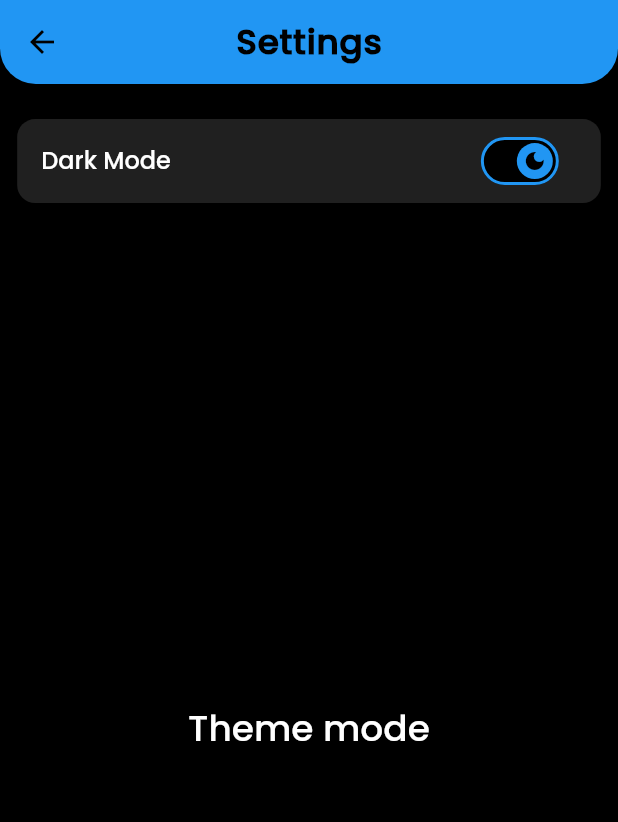
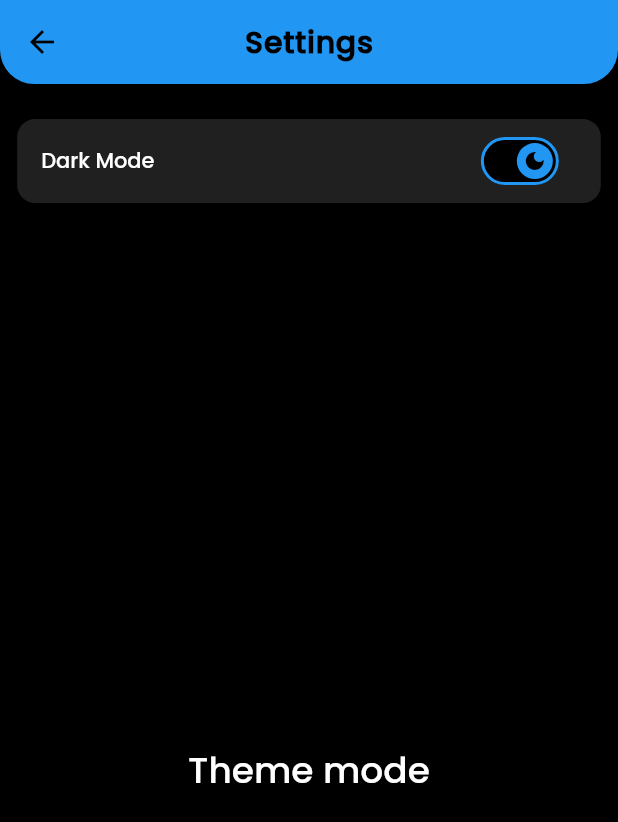
Before and after one commit to MAHMOUDELSAYED7/Dark-Sky, a Flutter app: the SettingsScreen screen opened directly, after a tap on "Dark Mode", on a phone screen of 412 x 824 dp. Shown: the top 822 px of the screen. Run offline on Flutter 3.47's test engine with Material 3 defaults, Android fonts, the phone set to English and light mode, and no system bars; our stand-ins replace bloc, dio, flutter_bloc, flutter_dotenv, flutter_screenutil, lottie and 1 more; accounts and stored records are empty.

Commit message:
add env, refactor app theme class, and make all ui responsive for web.

```diff
--- a/lib/constant/string.dart
+++ b/lib/constant/string.dart
@@ -1,5 +1,7 @@
+import 'package:flutter_dotenv/flutter_dotenv.dart';
+
 class MyApiUrl {
   // current !!! forecast
-  static String baseUrl = "https://api.weatherapi.com/v1/forecast.json";
-  static String apikey = "e101844155ff41b097c191927232509";
+  static String baseUrl = dotenv.env['weatherBaseUrl']!;
+  static String apikey = dotenv.env['weatherApiKey']!;
 }
--- a/lib/data/api/weather_api.dart
+++ b/lib/data/api/weather_api.dart
@@ -6,14 +6,16 @@ import '../model/weather_model.dart';
 
 class WeatherWebService {
   static Dio dio = Dio();
-  static Future<ForecastWeatherModel> getWeatherData({required String cityName}) async {
+  static Future<ForecastWeatherModel> getWeatherData(
+      {required String cityName}) async {
     try {
       Response response = await dio.get(MyApiUrl.baseUrl, queryParameters: {
         'key': MyApiUrl.apikey,
         'q': cityName,
       });
       log(response.data.toString());
-      ForecastWeatherModel weatherModel = ForecastWeatherModel.fromJson(response.data);
+      ForecastWeatherModel weatherModel =
+          ForecastWeatherModel.fromJson(response.data);
       return weatherModel;
     } on DioException catch (err) {
       final errMessage = err.response?.data['error']['message'] ??
--- a/lib/helper/extentions.dart
+++ b/lib/helper/extentions.dart
@@ -1,3 +1,5 @@
+
+
 import 'package:flutter/material.dart';
 import 'package:flutter_bloc/flutter_bloc.dart';
 
@@ -13,17 +15,16 @@ extension ThemeExtensions on BuildContext {
 
 //! SCREEN EXTENSION
 extension MediaQueryExtensions on BuildContext {
-  double get height => MediaQuery.of(this).size.height;
-  double get width => MediaQuery.of(this).size.width;
+  double get height => MediaQuery.sizeOf(this).height;
+  double get width => MediaQuery.sizeOf(this).width;
 }
-
 //! BLOC EXTENSION
 extension CubitExtension<T extends Cubit<Object>> on BuildContext {
   // ignore: avoid_shadowing_type_parameters
   T bloc<T extends Cubit<Object>>() {
     try {
       return BlocProvider.of<T>(this);
-    } catch (e) {
+    } catch (_) {
       throw Exception('Cannot find bloc of type $T.');
     }
   }
--- a/lib/main.dart
+++ b/lib/main.dart
@@ -1,14 +1,17 @@
 import 'package:flutter/material.dart';
 import 'package:flutter_bloc/flutter_bloc.dart';
 import 'package:flutter_screenutil/flutter_screenutil.dart';
+import 'package:weather_app/helper/extentions.dart';
 import 'package:weather_app/logic/theme_cubit/themecubit_cubit.dart';
 import 'helper/cache.dart';
 import 'logic/weather_cubit/weather_cubit.dart';
 import 'theme/app_theme.dart';
 import 'view/splash.dart';
+import 'package:flutter_dotenv/flutter_dotenv.dart';
 
 Future<void> main() async {
   WidgetsFlutterBinding.ensureInitialized();
+  await dotenv.load(fileName: ".env");
   await CacheData.cacheDataInit();
   runApp(const MyApp());
 }
@@ -35,6 +38,16 @@ class MyApp extends StatelessWidget {
             child: BlocBuilder<ThemeCubit, ThemeState>(
               builder: (context, state) {
                 return MaterialApp(
+                  builder: (context, widget) {
+                    final mediaQueryData = MediaQuery.of(context);
+                    final scaledMediaQueryData = mediaQueryData.copyWith(
+                      textScaler: TextScaler.noScaling,
+                    );
+                    return MediaQuery(
+                      data: scaledMediaQueryData,
+                      child: widget!,
+                    );
+                  },
                   debugShowCheckedModeBanner: false,
                   title: 'Weather App',
                   home: const SplashScreen(),
@@ -48,3 +61,16 @@ class MyApp extends StatelessWidget {
         });
   }
 }
+
+// TextScaler _WebTextScale(double width) {
+//   if (width >= 600 && width < 800) {
+//     return const TextScaler.linear(0.7);
+//   }
+//   if (width >= 800 && width < 1000) {
+//     return const TextScaler.linear(0.6);
+//   }
+//   if (width >= 1000 && width < 2000) {
+//     return const TextScaler.linear(0.5);
+//   }
+//   return TextScaler.noScaling;
+// }
--- a/lib/theme/app_theme.dart
+++ b/lib/theme/app_theme.dart
@@ -8,12 +8,12 @@ abstract class AppTheme {
   static ThemeData get lightTheme {
     return ThemeData(
       iconTheme: const IconThemeData(color: LightModeColor.backgroundColor),
-      switchTheme: SwitchThemeData(
+      switchTheme: const SwitchThemeData(
         trackOutlineColor:
-            MaterialStateProperty.all(LightModeColor.primaryColor),
-        thumbColor: MaterialStateProperty.all(LightModeColor.primaryColor),
-        trackColor: MaterialStateProperty.all(LightModeColor.backgroundColor),
-        thumbIcon: MaterialStateProperty.all(const Icon(
+           WidgetStatePropertyAll(LightModeColor.primaryColor),
+        thumbColor:WidgetStatePropertyAll(LightModeColor.primaryColor),
+        trackColor:WidgetStatePropertyAll(LightModeColor.backgroundColor),
+        thumbIcon: WidgetStatePropertyAll(Icon(
           Icons.light_mode,
           color: LightModeColor.backgroundColor,
         )),
@@ -30,48 +30,48 @@ abstract class AppTheme {
         centerTitle: true,
         titleTextStyle: TextStyle(
           color: LightModeColor.textWhite,
-          fontSize: 20.sp,
+          fontSize: 20.spMin,
         ),
         shape: RoundedRectangleBorder(
           borderRadius: BorderRadius.only(
-            bottomLeft: Radius.circular(20.dm),
-            bottomRight: Radius.circular(20.dm),
+            bottomLeft: Radius.circular(20.r),
+            bottomRight: Radius.circular(20.r),
           ),
         ),
       ),
       textTheme: TextTheme(
         bodyLarge: TextStyle(
-            fontSize: 20.sp,
+            fontSize: 20.spMin,
             color: LightModeColor.textWhite,
             fontWeight: FontWeight.bold),
         bodyMedium: TextStyle(
-          fontSize: 14.sp,
+          fontSize: 14.spMin,
           color: LightModeColor.textWhite,
         ),
         bodySmall: TextStyle(
-          fontSize: 12.sp,
+          fontSize: 12.spMin,
           color: LightModeColor.textWhite,
         ),
         displaySmall: TextStyle(
-          fontSize: 12.sp,
+          fontSize: 12.spMin,
           color: LightModeColor.textBlack,
         ),
       ),
       inputDecorationTheme: InputDecorationTheme(
-        hintStyle: TextStyle(fontSize: 14.sp),
+        hintStyle: TextStyle(fontSize: 14.spMin),
         filled: true,
         fillColor: LightModeColor.backgroundColor,
         focusedBorder: OutlineInputBorder(
           borderRadius: BorderRadius.only(
-              bottomLeft: Radius.circular(20.dm),
-              bottomRight: Radius.circular(20.dm)),
+              bottomLeft: Radius.circular(20.r),
+              bottomRight: Radius.circular(20.r)),
           borderSide:
               const BorderSide(width: 3, color: LightModeColor.primaryColor),
         ),
         enabledBorder: OutlineInputBorder(
           borderRadius: BorderRadius.only(
-              bottomLeft: Radius.circular(20.dm),
-              bottomRight: Radius.circular(20.dm)),
+              bottomLeft: Radius.circular(20.r),
+              bottomRight: Radius.circular(20.r)),
           borderSide:
               const BorderSide(width: 3, color: LightModeColor.primaryColor),
         ),
@@ -83,12 +83,11 @@ abstract class AppTheme {
   //!! DARK THEME
   static ThemeData get darkTheme {
     return ThemeData(
-      switchTheme: SwitchThemeData(
-        trackOutlineColor:
-            MaterialStateProperty.all(DarkModeColor.primaryColor),
-        thumbColor: MaterialStateProperty.all(DarkModeColor.primaryColor),
-        trackColor: MaterialStateProperty.all(DarkModeColor.backgroundColor),
-        thumbIcon: MaterialStateProperty.all(const Icon(
+      switchTheme: const SwitchThemeData(
+        trackOutlineColor: WidgetStatePropertyAll(DarkModeColor.primaryColor),
+        trackColor: WidgetStatePropertyAll(DarkModeColor.backgroundColor),
+        thumbColor: WidgetStatePropertyAll(DarkModeColor.primaryColor),
+        thumbIcon: WidgetStatePropertyAll(Icon(
           Icons.dark_mode,
           color: DarkModeColor.backgroundColor,
         )),
@@ -106,52 +105,52 @@ abstract class AppTheme {
         centerTitle: true,
         titleTextStyle: TextStyle(
             color: DarkModeColor.textBlack,
-            fontSize: 20.sp,
+            fontSize: 20.spMin,
             fontWeight: FontWeight.bold),
         shape: RoundedRectangleBorder(
           borderRadius: BorderRadius.only(
-            bottomLeft: Radius.circular(20.dm),
-            bottomRight: Radius.circular(20.dm),
+            bottomLeft: Radius.circular(20.r),
+            bottomRight: Radius.circular(20.r),
           ),
         ),
       ),
       textTheme: TextTheme(
         bodyLarge: TextStyle(
-            fontSize: 20.sp,
+            fontSize: 20.spMin,
             color: DarkModeColor.textBlack,
             fontWeight: FontWeight.bold),
         bodyMedium: TextStyle(
-          fontSize: 14.sp,
+          fontSize: 14.spMin,
           color: DarkModeColor.textBlack,
         ),
         bodySmall: TextStyle(
-          fontSize: 12.sp,
+          fontSize: 12.spMin,
           color: DarkModeColor.textBlack,
         ),
         displaySmall: TextStyle(
-          fontSize: 12.sp,
+          fontSize: 12.spMin,
           color: DarkModeColor.textWhite,
         ),
       ),
       inputDecorationTheme: InputDecorationTheme(
-        hintStyle: TextStyle(fontSize: 14.sp),
+        hintStyle: TextStyle(fontSize: 14.spMin),
         filled: true,
         fillColor: DarkModeColor.backgroundColor.withBlue(20),
         focusedBorder: OutlineInputBorder(
           borderRadius: BorderRadius.only(
-              bottomLeft: Radius.circular(20.dm),
-              bottomRight: Radius.circular(20.dm)),
+              bottomLeft: Radius.circular(20.r),
+              bottomRight: Radius.circular(20.r)),
           borderSide:
               const BorderSide(width: 3, color: DarkModeColor.primaryColor),
         ),
         enabledBorder: OutlineInputBorder(
           borderRadius: BorderRadius.only(
-              bottomLeft: Radius.circular(20.dm),
-              bottomRight: Radius.circular(20.dm)),
+              bottomLeft: Radius.circular(20.r),
+              bottomRight: Radius.circular(20.r)),
           borderSide:
               const BorderSide(width: 3, color: DarkModeColor.primaryColor),
         ),
-        contentPadding: EdgeInsets.symmetric(vertical: 12.h, horizontal: 20.w),
+        contentPadding: EdgeInsets.symmetric(vertical: 12.h, horizontal: 20),
       ),
     );
   }
--- a/lib/view/home.dart
+++ b/lib/view/home.dart
@@ -14,38 +14,40 @@ class HomeScreen extends StatelessWidget {
 
   @override
   Widget build(BuildContext context) {
-    final appBar = context.appBarTheme;
     return Scaffold(
       resizeToAvoidBottomInset: false,
       backgroundColor: context.theme.scaffoldBackgroundColor,
       appBar: AppBar(
         leading: IconButton(
           onPressed: () => context.push(const SettingsScreen()),
-              icon: Icon(Icons.settings, color: context.iconTheme.color)),
-          centerTitle: appBar.centerTitle,
+          icon: Icon(Icons.settings, color: context.iconTheme.color),
+        ),
         title: const Text("Search for Weather"),
-          titleTextStyle: appBar.titleTextStyle,
-          elevation: appBar.elevation,
-          backgroundColor: appBar.backgroundColor,
-          shape: appBar.shape,
       ),
-        body: BlocBuilder<WeatherCubit, WeatherState>(
+      body: SingleChildScrollView(
+        child: Center(
+          child: SizedBox(
+            height: context.height,
+            width: context.width > 800 ? context.width / 2 : null,
+            child: BlocBuilder<WeatherCubit, WeatherState>(
               builder: (context, state) {
                 if (state is WeatherLoading) {
                   return const LoadingBody();
-            }
-            if (state is WeatherSuccess) {
+                } else if (state is WeatherSuccess) {
                   return SuccessBody(
                     weatherModel: state.weatherModel,
                   );
-            }
-            if (state is WeatherFailure) {
+                } else if (state is WeatherFailure) {
                   return FailureBody(
                     message: state.message,
                   );
                 }
                 return const InitialBody();
               },
-        ));
+            ),
+          ),
+        ),
+      ),
+    );
   }
 }
--- a/lib/view/setting.dart
+++ b/lib/view/setting.dart
@@ -16,10 +16,15 @@ class SettingsScreen extends StatelessWidget {
       appBar: AppBar(
         leading: IconButton(
           onPressed: () => context.pop(),
-            icon: Icon(Icons.arrow_back, color: context.iconTheme.color)),
+          icon: Icon(Icons.arrow_back, color: context.iconTheme.color),
+        ),
         title: Text('Settings', style: context.textTheme.bodyLarge),
       ),
-      body: Center(
+      body: SingleChildScrollView(
+        child: Center(
+          child: SizedBox(
+            height: context.height,
+            width: context.width > 800 ? context.width / 2 : null,
             child: Column(
               children: [
                 SizedBox(height: 10.h),
@@ -31,20 +36,27 @@ class SettingsScreen extends StatelessWidget {
                           ? DarkModeColor.secondaryColor.withOpacity(0.2)
                           : DarkModeColor.secondaryColor.shade200,
                       child: SwitchListTile(
-                    title: Text('Dark Mode',
+                        title: Text(
+                          'Dark Mode',
                           style: context.textTheme.displaySmall
-                            ?.copyWith(fontSize: 14.sp)),
+                              ?.copyWith(fontSize: 14.spMin),
+                        ),
                         value: state == ThemeState.dark,
-                    onChanged: (_) => context.bloc<ThemeCubit>().toggleTheme(),
+                        onChanged: (_) =>
+                            context.read<ThemeCubit>().toggleTheme(),
                       ),
                     );
                   },
                 ),
                 const Spacer(),
-            Text('Theme mode',
-                style: context.textTheme.displaySmall?.copyWith(fontSize: 24)),
+                Text(
+                  'Theme mode',
+                  style: context.textTheme.displaySmall?.copyWith(fontSize: 24),
+                ),
                 const Spacer(),
               ],
+            ),
+          ),
         ),
       ),
     );
--- a/lib/widgets/custom_search_bar.dart
+++ b/lib/widgets/custom_search_bar.dart
@@ -56,15 +56,14 @@ class _CustomSearchBarState extends State<CustomSearchBar> {
   Widget build(BuildContext context) {
     cubit = context.bloc<WeatherCubit>();
     final inputDeco = context.inputDecoration;
-    return TextField(
+    return SizedBox(
+      child: TextField(
         style: context.textTheme.displaySmall,
         onSubmitted: onfieldSubmitted,
         onTap: onTapInside,
         onTapOutside: onTapoutside,
         controller: _searchController,
-      maxLength: 32,
         decoration: InputDecoration(
-        counter: Container(),
           suffixIcon: Padding(
             padding: const EdgeInsets.only(right: 10),
             child: IconButton(
@@ -85,6 +84,7 @@ class _CustomSearchBarState extends State<CustomSearchBar> {
         ),
         cursorColor: LightModeColor.primaryColor,
         keyboardType: TextInputType.name,
+      ),
     );
   }
 }
--- a/pubspec.yaml
+++ b/pubspec.yaml
@@ -34,6 +34,7 @@ dependencies:
   flutter:
     sdk: flutter
   flutter_bloc: ^8.1.5
+  flutter_dotenv: ^5.1.0
   flutter_screenutil: ^5.9.0
   intl: ^0.19.0
   lottie: ^3.1.0
@@ -57,6 +58,7 @@ flutter:
   # To add assets to your application, add an assets section, like this:
   assets:
     - assets/animations/
+    - .env
   #   - images/a_dot_ham.jpeg
   # An image asset can refer to one or more resolution-specific "variants", see
   # https://flutter.dev/assets-and-images/#resolution-aware
```
Also changed, not shown: lib/widgets/sucess_body.dart (+4 -4 lines), pubspec.lock, 1 other file. Lines whose indentation alone changed are shown as unchanged.
